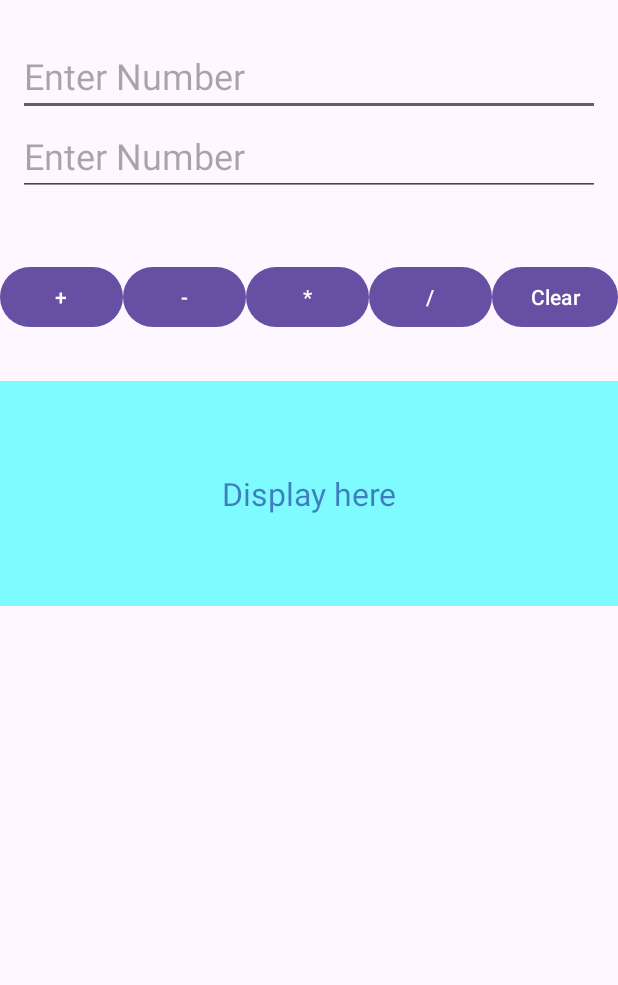
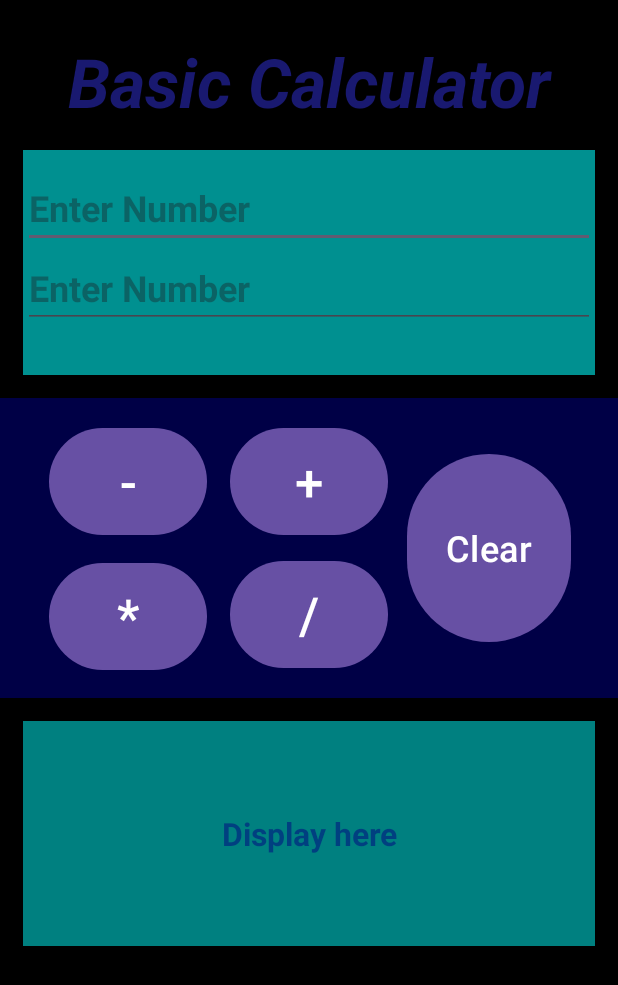
Before and after one commit to pradumna16/Shadow_CalculaterNew, an Android app: the Calculator_Co screen opened directly, with no data from a screen before it, on a phone screen of 412 x 824 dp. Shown: the top 985 px of the screen. Run offline under Robolectric (Android 15) with nearby library versions, the phone set to English and light mode, and no system bars.

Commit message:
Calculator Incomplete

```diff
--- a/app/src/main/res/layout/activity_calculator_co.xml
+++ b/app/src/main/res/layout/activity_calculator_co.xml
@@ -5,11 +5,25 @@
     android:id="@+id/main"
     android:layout_width="match_parent"
     android:layout_height="match_parent"
+    android:background="@color/black"
     tools:context=".Calculator_Co">
+    <TextView
+        android:paddingTop="24sp"
+        android:id="@+id/textView1"
+        android:textColor="#191970"
+        android:layout_width="match_parent"
+        android:layout_height="wrap_content"
+        android:text="Basic Calculator"
+        android:textSize="45sp"
+        android:gravity="center"
+        android:textStyle="bold|italic"/>
+
 
     <RelativeLayout
+        android:layout_below="@+id/textView1"
         android:id="@+id/Relativeid"
-        android:layout_margin="12dp"
+        android:background="#9000FFFF"
+        android:layout_margin="15dp"
         android:layout_width="match_parent"
         android:layout_height="150dp"
         android:orientation="vertical"
@@ -19,10 +33,12 @@
             android:layout_width="match_parent"
             android:layout_height="wrap_content"
             android:hint="Enter Number"
+            android:textStyle="bold"
             android:textSize="24sp"
             android:inputType="number"/>
         <EditText
             android:id="@+id/input2"
+            android:textStyle="bold"
             android:layout_width="match_parent"
             android:layout_height="wrap_content"
             android:layout_below="@id/input1"
@@ -31,52 +47,88 @@
             android:inputType="number"/>
 
     </RelativeLayout>
-    <LinearLayout
+    <androidx.constraintlayout.widget.ConstraintLayout
         android:id="@+id/Linear1"
         android:layout_width="match_parent"
-        android:layout_height="80dp"
+        android:background="#8000008B"
+        android:layout_height="200dp"
         android:layout_below="@id/Relativeid"
         android:orientation="horizontal">
-        <Button
-            android:text="+"
-            android:layout_width="78dp"
-            android:layout_height="wrap_content"
-            android:id="@+id/btnadd"
-            android:layout_weight="0.03" />
 
         <Button
-            android:text="-"
-            android:layout_width="78dp"
-            android:layout_height="wrap_content"
-            android:id="@+id/btnsub"
-            android:layout_weight="0.03" />
+            android:id="@+id/btnadd"
+            android:layout_width="105dp"
+            android:layout_height="79dp"
+            android:layout_weight="0.03"
+            android:textSize="34dp"
+            android:text="+"
+            app:layout_constraintBottom_toBottomOf="@+id/btndiv"
+            app:layout_constraintEnd_toEndOf="parent"
+            app:layout_constraintStart_toStartOf="parent"
+            app:layout_constraintTop_toTopOf="parent"
+            app:layout_constraintVertical_bias="0.15" />
 
         <Button
-            android:text="*"
-            android:layout_width="78dp"
-            android:layout_height="wrap_content"
-            android:id="@+id/btnmul"
-            android:layout_weight="0.03"/>
+            android:id="@+id/btnsub"
+            android:layout_width="105dp"
+            android:layout_height="79dp"
+            android:layout_weight="0.03"
+            android:text="-"
+            android:textSize="34dp"
+            app:layout_constraintBottom_toBottomOf="parent"
+            app:layout_constraintEnd_toEndOf="parent"
+            app:layout_constraintHorizontal_bias="0.107"
+            app:layout_constraintStart_toStartOf="parent"
+            app:layout_constraintTop_toTopOf="parent"
+            app:layout_constraintVertical_bias="0.132" />
 
         <Button
-            android:text="/"
-            android:layout_height="wrap_content"
-            android:id="@+id/btndiv"
-            android:layout_width="78dp"
-            android:layout_weight="0.03" />
+            android:id="@+id/btnmul"
+            android:layout_width="105dp"
+            android:layout_height="79dp"
+            android:layout_weight="0.03"
+            android:text="*"
+            android:textSize="34sp"
+            app:layout_constraintBottom_toBottomOf="parent"
+            app:layout_constraintEnd_toEndOf="parent"
+            app:layout_constraintHorizontal_bias="0.107"
+            app:layout_constraintStart_toStartOf="parent"
+            app:layout_constraintTop_toTopOf="parent"
+            app:layout_constraintVertical_bias="0.876" />
 
         <Button
+            android:id="@+id/btndiv"
+            android:layout_width="105dp"
+            android:layout_height="79dp"
+            android:layout_weight="0.03"
+            android:text="/"
+            android:textSize="34dp"
+            app:layout_constraintBottom_toBottomOf="parent"
+            app:layout_constraintEnd_toEndOf="parent"
+            app:layout_constraintStart_toStartOf="parent"
+            app:layout_constraintTop_toTopOf="parent"
+            app:layout_constraintVertical_bias="0.867" />
+
+        <Button
+            android:id="@+id/btnclr"
+            android:layout_width="109dp"
+            android:layout_height="133dp"
+            android:layout_weight="0.03"
+            android:textSize="24sp"
             android:text="Clear"
-            android:layout_width="80dp"
-            android:layout_height="wrap_content"
-            android:id="@+id/btnclr"
-            android:layout_weight="0.03" />
-    </LinearLayout>
+            app:layout_constraintBottom_toBottomOf="parent"
+            app:layout_constraintEnd_toEndOf="parent"
+            app:layout_constraintHorizontal_bias="0.897"
+            app:layout_constraintStart_toStartOf="parent"
+            app:layout_constraintTop_toTopOf="parent" />
+    </androidx.constraintlayout.widget.ConstraintLayout>
     <TextView
+        android:layout_margin="15dp"
         android:id="@+id/textViewresult"
         android:layout_width="match_parent"
         android:layout_height="150dp"
         android:layout_below="@id/Linear1"
+        android:textStyle="bold"
         android:hint="Display here"
         android:textColorHint="#80000080"
         android:textSize="21dp"
```
